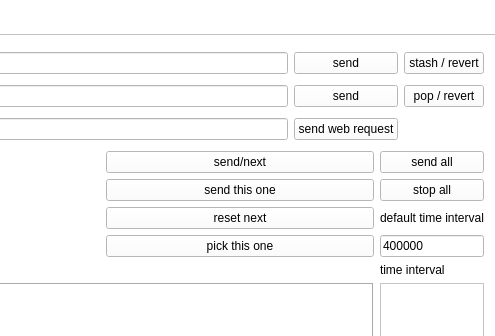
The window that telnetPacketSniffer/mainwindow.ui (cf16/qt) describes before a commit, drawn with Qt 5; both pictures show x 727 to 1222 and y 0 to 336 of the 1222 by 807 pixel window.
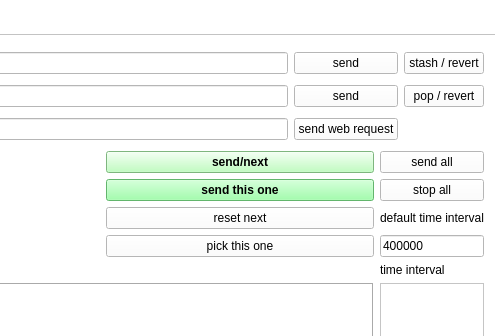
The same window after the commit.

Commit message: /select?path=Name+Spaces on 7006

```diff
--- a/telnetPacketSniffer/mainwindow.ui
+++ b/telnetPacketSniffer/mainwindow.ui
@@ -430,6 +430,15 @@
       </item>
       <item row="1" column="3">
        <widget class="QPushButton" name="sendThisOneBtn">
+        <property name="font">
+         <font>
+          <weight>75</weight>
+          <bold>true</bold>
+         </font>
+        </property>
+        <property name="styleSheet">
+         <string notr="true">background-color: rgb(137, 253, 151);</string>
+        </property>
         <property name="text">
          <string>send this one</string>
         </property>
@@ -500,6 +509,15 @@
       </item>
       <item row="0" column="3">
        <widget class="QPushButton" name="sendNextMsgListButton">
+        <property name="font">
+         <font>
+          <weight>75</weight>
+          <bold>true</bold>
+         </font>
+        </property>
+        <property name="styleSheet">
+         <string notr="true">background-color: rgb(176, 255, 176);</string>
+        </property>
         <property name="text">
          <string>send/next</string>
         </property>
```
The commit also changes 1 other file.
